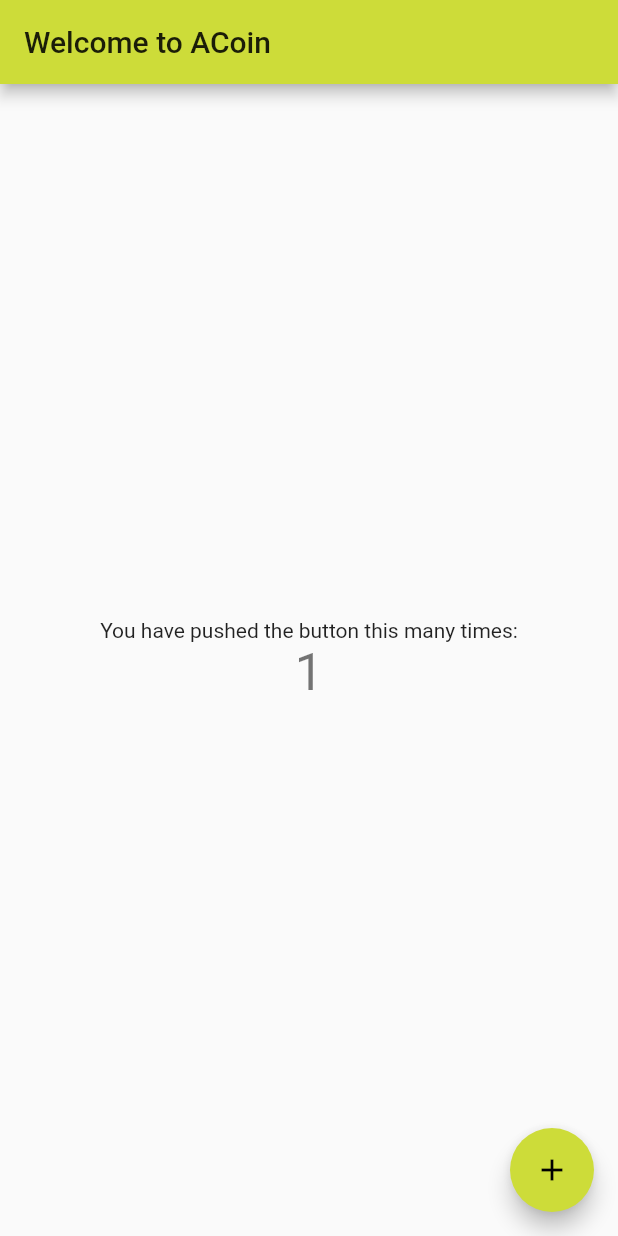
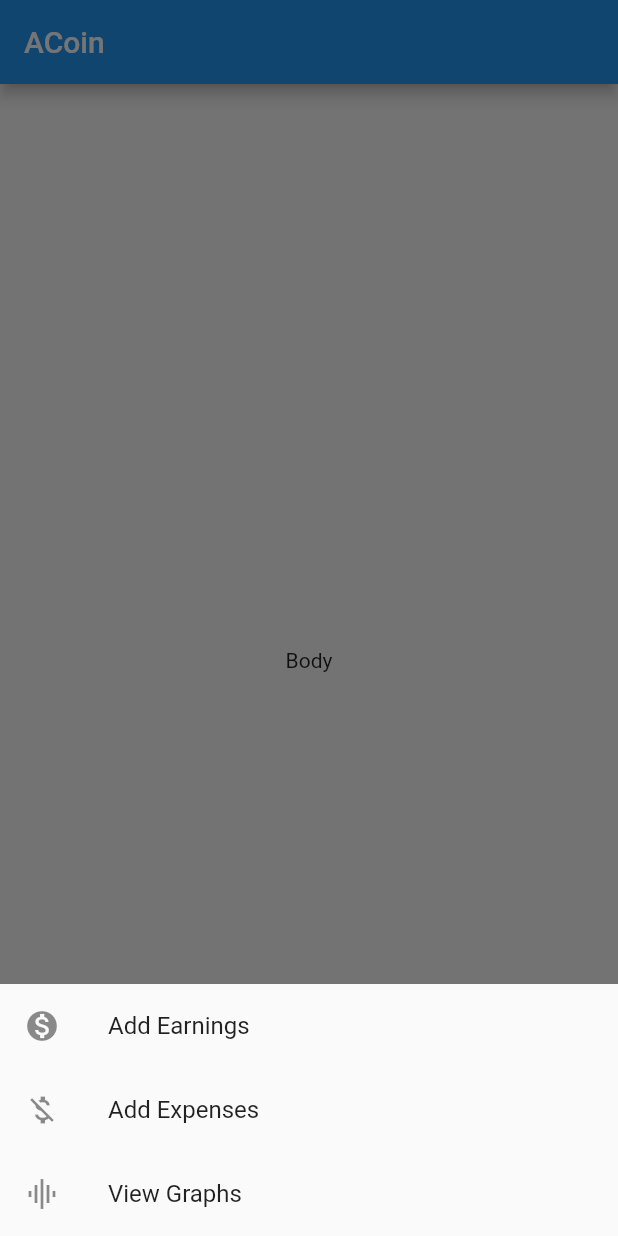
Before and after one commit to EliodorPopov/ACoin, a Flutter app: the screen it shows after launch, after a tap on the "add" icon, on a phone screen of 412 x 824 dp. Run offline on Flutter 3.47's test engine with Material 2 defaults, Android fonts, the phone set to English and light mode, and no system bars.

Commit message:
Add botton menu bar in homepade

```diff
--- a/lib/Dialog.dart
+++ /dev/null
@@ -1,2 +0,0 @@
-import 'package:flutter/material.dart';
-class popup(){}
--- a/lib/main.dart
+++ b/lib/main.dart
@@ -1,40 +1,23 @@
+import 'package:acoin/modal.dart';
 import 'package:flutter/material.dart';
 
 void main() => runApp(new MyApp());
 
 class MyApp extends StatelessWidget {
-  // This widget is the root of your application.
   @override
   Widget build(BuildContext context) {
     return new MaterialApp(
-      title: 'ACoin',
+      title: 'Welcome',
       theme: new ThemeData(
-        // This is the theme of your application.
-        //
-        // Try running your application with "flutter run". You'll see the
-        // application has a blue toolbar. Then, without quitting the app, try
-        // changing the primarySwatch below to Colors.green and then invoke
-        // "hot reload" (press "r" in the console where you ran "flutter run",
-        // or press Run > Flutter Hot Reload in IntelliJ). Notice that the
-        // counter didn't reset back to zero; the application is not restarted.
-        primarySwatch: Colors.lime,
+        primarySwatch: Colors.blue,
       ),
-      home: new MyHomePage(title: 'Welcome to ACoin'),
+      home: new MyHomePage(title: 'ACoin'),
     );
   }
 }
 
 class MyHomePage extends StatefulWidget {
   MyHomePage({Key key, this.title}) : super(key: key);
-
-  // This widget is the home page of your application. It is stateful, meaning
-  // that it has a State object (defined below) that contains fields that affect
-  // how it looks.
-
-  // This class is the configuration for the state. It holds the values (in this
-  // case the title) provided by the parent (in this case the App widget) and
-  // used by the build method of the State. Fields in a Widget subclass are
-  // always marked "final".
 
   final String title;
 
@@ -43,67 +26,28 @@ class MyHomePage extends StatefulWidget {
 }
 
 class _MyHomePageState extends State<MyHomePage> {
-  int _counter = 0;
-
-  void _incrementCounter() {
-    setState(() {
-      // This call to setState tells the Flutter framework that something has
-      // changed in this State, which causes it to rerun the build method below
-      // so that the display can reflect the updated values. If we changed
-      // _counter without calling setState(), then the build method would not be
-      // called again, and so nothing would appear to happen.
-      _counter++;
-    });
-  }
+  Modal modal = new Modal();
 
   @override
   Widget build(BuildContext context) {
-    // This method is rerun every time setState is called, for instance as done
-    // by the _incrementCounter method above.
-    //
-    // The Flutter framework has been optimized to make rerunning build methods
-    // fast, so that you can just rebuild anything that needs updating rather
-    // than having to individually change instances of widgets.
     return new Scaffold(
       appBar: new AppBar(
-        // Here we take the value from the MyHomePage object that was created by
-        // the App.build method, and use it to set our appbar title.
         title: new Text(widget.title),
       ),
       body: new Center(
-        // Center is a layout widget. It takes a single child and positions it
-        // in the middle of the parent.
         child: new Column(
-          // Column is also layout widget. It takes a list of children and
-          // arranges them vertically. By default, it sizes itself to fit its
-          // children horizontally, and tries to be as tall as its parent.
-          //
-          // Invoke "debug paint" (press "p" in the console where you ran
-          // "flutter run", or select "Toggle Debug Paint" from the Flutter tool
-          // window in IntelliJ) to see the wireframe for each widget.
-          //
-          // Column has various properties to control how it sizes itself and
-          // how it positions its children. Here we use mainAxisAlignment to
-          // center the children vertically; the main axis here is the vertical
-          // axis because Columns are vertical (the cross axis would be
-          // horizontal).
           mainAxisAlignment: MainAxisAlignment.center,
           children: <Widget>[
             new Text(
-              'You have pushed the button this many times:',
-            ),
-            new Text(
-              '$_counter',
-              style: Theme.of(context).textTheme.display1,
+              'Body',
             ),
           ],
         ),
       ),
       floatingActionButton: new FloatingActionButton(
-        onPressed: _incrementCounter,
-        tooltip: 'Increment',
+        onPressed: () => modal.mainBottomSheet(context),
         child: new Icon(Icons.add),
-      ), // This trailing comma makes auto-formatting nicer for build methods.
+      ),
     );
   }
 }
--- a/lib/modal.dart
+++ b/lib/modal.dart
@@ -8,9 +8,9 @@ class Modal{
           return Column(
             mainAxisSize: MainAxisSize.min,
             children: <Widget>[
-              _createTile(context, 'Message', Icons.message, _action1),
-              _createTile(context, 'Take Photo', Icons.camera_alt, _action2),
-              _createTile(context, 'My Images', Icons.photo_library, _action3),
+              _createTile(context, 'Add Earnings', Icons.monetization_on, _action1),
+              _createTile(context, 'Add Expenses', Icons.money_off, _action2),
+              _createTile(context, 'View Graphs', Icons.graphic_eq, _action3),
             ],
           );
         }
```
